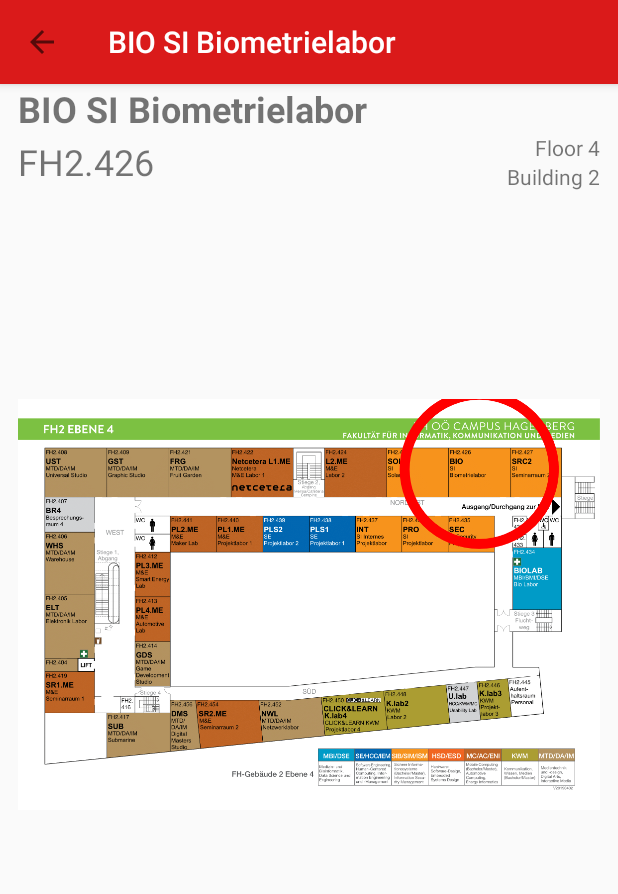
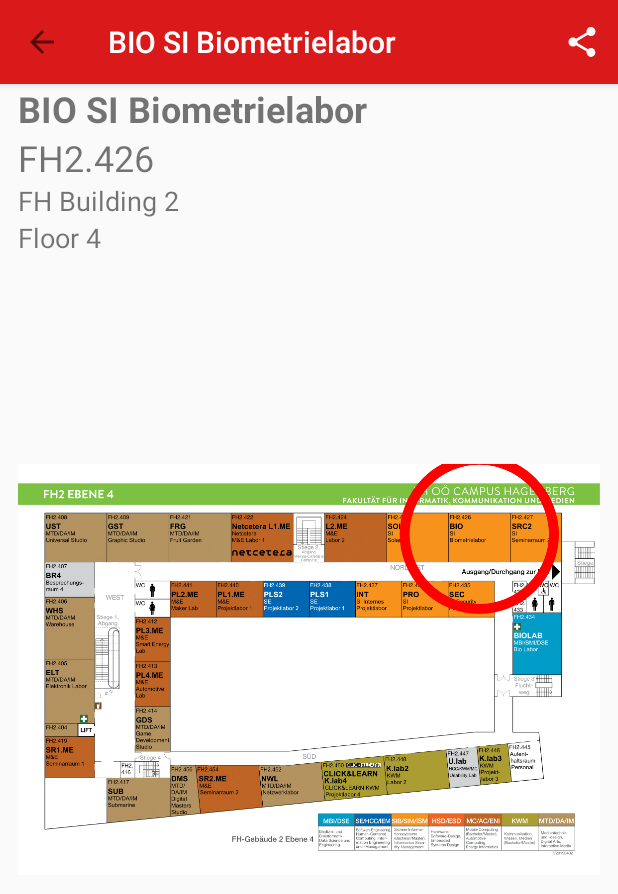
Before and after one commit to fixilein/FHRoomFinder, an Android app: the screen it shows after launch (LocatorActivity), after a tap on "BIO SI Biometrielabor", on a phone screen of 412 x 824 dp. Shown: the top 894 px of the screen. Run offline under Robolectric (Android 15) with nearby library versions, the phone set to English and light mode, and no system bars; 2 other taps on this screen came first.

Commit message:
add share functionality

```diff
--- a/app/src/main/java/at/fhooe/mc/android/fhroomfinder/FloorPlanFragment.java
+++ b/app/src/main/java/at/fhooe/mc/android/fhroomfinder/FloorPlanFragment.java
@@ -19,6 +19,8 @@ import android.widget.ImageView;
 public class FloorPlanFragment extends Fragment {
 
     private static final String FLOOR_FRAGMENT = "FloorFragmentParcelable";
+    Bitmap image;
+    Room room;
 
     public FloorPlanFragment() {
     }
@@ -32,7 +34,7 @@ public class FloorPlanFragment extends Fragment {
     public void onViewCreated(@NonNull View _view, @Nullable Bundle _savedInstanceState) {
         super.onViewCreated(_view, _savedInstanceState);
 
-        Room room = getArguments().getParcelable(FLOOR_FRAGMENT);
+        room = getArguments().getParcelable(FLOOR_FRAGMENT);
 
         ImageView iv = _view.findViewById(R.id.fragment_floor_plan_image_view);
         Bitmap floorPlan = getFloorPlanBitmap(room);
@@ -41,6 +43,7 @@ public class FloorPlanFragment extends Fragment {
         float y = room.getY() * scale;
         drawCircle(floorPlan, x, y);
         iv.setImageBitmap(floorPlan);
+        image = floorPlan;
     }
 
     private void drawCircle(Bitmap _floorPlan, float _x, float _y) {
@@ -98,4 +101,12 @@ public class FloorPlanFragment extends Fragment {
         return fragment;
     }
 
+    public Bitmap getImage() {
+        return image;
+    }
+
+    public Room getRoom() {
+        return room;
+    }
+
 }
--- a/app/src/main/java/at/fhooe/mc/android/fhroomfinder/LocatorActivity.java
+++ b/app/src/main/java/at/fhooe/mc/android/fhroomfinder/LocatorActivity.java
@@ -1,17 +1,30 @@
 package at.fhooe.mc.android.fhroomfinder;
 
+import android.content.Context;
 import android.content.Intent;
+import android.graphics.Bitmap;
+import android.net.Uri;
 import android.os.Bundle;
 import android.support.v4.app.FragmentManager;
 import android.support.v4.app.FragmentTransaction;
+import android.support.v4.content.FileProvider;
 import android.support.v7.app.AppCompatActivity;
 import android.support.v7.widget.Toolbar;
+import android.view.Menu;
+import android.view.MenuItem;
 import android.view.View;
+import android.widget.ShareActionProvider;
 import android.widget.TextView;
+
+import java.io.File;
+import java.io.FileOutputStream;
+import java.io.IOException;
+
 
 public class LocatorActivity extends AppCompatActivity {
 
     static final String ROOM_FULLSCREEN = "FullscreenRoomToShow";
+    FloorPlanFragment fragment;
 
     @Override
     protected void onCreate(Bundle savedInstanceState) {
@@ -30,7 +43,8 @@ public class LocatorActivity extends AppCompatActivity {
 
         FragmentManager mgr = getSupportFragmentManager();
         FragmentTransaction t = mgr.beginTransaction();
-        t.replace(R.id.activity_locator_fragment_frame, FloorPlanFragment.newInstance(r));
+        fragment = FloorPlanFragment.newInstance(r);
+        t.replace(R.id.activity_locator_fragment_frame, fragment);
         t.commit();
 
         View frame = findViewById(R.id.activity_locator_fragment_frame);
@@ -61,4 +75,54 @@ public class LocatorActivity extends AppCompatActivity {
         tv.setText(r.getName());
     }
 
+    private ShareActionProvider shareActionProvider;
+
+    @Override
+    public boolean onCreateOptionsMenu(Menu _menu) {
+        getMenuInflater().inflate(R.menu.activity_locator_menu, _menu);
+
+        MenuItem menuItemShare = _menu.findItem(R.id.activity_locator_menu_share);
+        // Fetch and store ShareActionProvider (FROM ANDROID DEV)
+//        shareActionProvider = (ShareActionProvider) menuItemShare.getActionProvider();
+
+        menuItemShare.setOnMenuItemClickListener(new MenuItem.OnMenuItemClickListener() {
+            @Override
+            public boolean onMenuItemClick(MenuItem item) {
+                shareImage();
+                return true;
+            }
+        });
+        return true;
+    }
+
+    private void shareImage() {
+        Context context = getApplicationContext();
+        // save bitmap to cache directory
+        try {
+            File cachePath = new File(context.getCacheDir(), "images");
+            cachePath.mkdirs();
+            FileOutputStream stream = new FileOutputStream(cachePath + "/image.png"); // overwrites this image every time
+            fragment.getImage().compress(Bitmap.CompressFormat.PNG, 100, stream);
+            stream.close();
+
+        } catch (IOException e) {
+            e.printStackTrace();
+        }
+
+        File imagePath = new File(context.getCacheDir(), "images");
+        File newFile = new File(imagePath, "image.png");
+        Uri contentUri = FileProvider.getUriForFile(context, "at.fhooe.mc.android.fhroomfinder.fileprovider", newFile);
+
+        if (contentUri != null) {
+            Intent shareIntent = new Intent();
+            shareIntent.setAction(Intent.ACTION_SEND);
+            shareIntent.addFlags(Intent.FLAG_GRANT_READ_URI_PERMISSION); // temp permission for receiving app to read this file
+            shareIntent.setDataAndType(contentUri, getContentResolver().getType(contentUri));
+            shareIntent.putExtra(Intent.EXTRA_STREAM, contentUri);
+            shareIntent.putExtra(Intent.EXTRA_TEXT, String.format(getResources().getString(R.string.share_text), fragment.getRoom().getName()));
+            startActivity(Intent.createChooser(shareIntent, getString(R.string.choose_app)));
+        }
+    }
+
+
 }
--- a/app/src/main/java/at/fhooe/mc/android/fhroomfinder/MainActivity.java
+++ b/app/src/main/java/at/fhooe/mc/android/fhroomfinder/MainActivity.java
@@ -4,7 +4,6 @@ import android.content.Intent;
 import android.os.Bundle;
 import android.support.v7.app.AppCompatActivity;
 import android.support.v7.widget.Toolbar;
-import android.text.TextUtils;
 import android.view.Menu;
 import android.view.MenuItem;
 import android.view.View;
@@ -107,16 +106,18 @@ public class MainActivity extends AppCompatActivity {
             }
             eventType = _parser.next();
         }
+    }
+
+    private void calendar() {
 
     }
 
     @Override
     public boolean onCreateOptionsMenu(Menu _menu) {
-
         getMenuInflater().inflate(R.menu.activity_main_menu, _menu);
 
-        MenuItem myActionMenuItem = _menu.findItem(R.id.activity_main_menu_search);
-        searchView = (SearchView) myActionMenuItem.getActionView();
+        MenuItem menuItemSearch = _menu.findItem(R.id.activity_main_menu_search);
+        searchView = (SearchView) menuItemSearch.getActionView();
         searchView.setQueryHint(getString(R.string.room_name_or_number));
 
         searchView.setOnQueryTextListener(new SearchView.OnQueryTextListener() {
@@ -127,12 +128,7 @@ public class MainActivity extends AppCompatActivity {
 
             @Override
             public boolean onQueryTextChange(String _s) {
-                if (TextUtils.isEmpty(_s)) { // TODO needed?
-                    adapter.filter("");
-                    listView.clearTextFilter(); // TODO try remove?
-                } else {
-                    adapter.filter(_s);
-                }
+                adapter.filter(_s);
                 return true;
             }
         });
--- a/app/src/main/res/drawable/ic_search.xml
+++ b/app/src/main/res/drawable/ic_search.xml
@@ -4,6 +4,6 @@
         android:viewportWidth="24.0"
         android:viewportHeight="24.0">
     <path
-        android:fillColor="#FF000000"
+        android:fillColor="#FFFFFF"
         android:pathData="M15.5,14h-0.79l-0.28,-0.27C15.41,12.59 16,11.11 16,9.5 16,5.91 13.09,3 9.5,3S3,5.91 3,9.5 5.91,16 9.5,16c1.61,0 3.09,-0.59 4.23,-1.57l0.27,0.28v0.79l5,4.99L20.49,19l-4.99,-5zM9.5,14C7.01,14 5,11.99 5,9.5S7.01,5 9.5,5 14,7.01 14,9.5 11.99,14 9.5,14z"/>
 </vector>
--- /dev/null
+++ b/app/src/main/res/drawable/ic_share.xml
@@ -0,0 +1,10 @@
+<vector android:height="24dp"
+    android:tint="#FFFFFF"
+    android:viewportHeight="24.0"
+    android:viewportWidth="24.0"
+    android:width="24dp"
+    xmlns:android="http://schemas.android.com/apk/res/android">
+    <path
+        android:fillColor="#FF000000"
+        android:pathData="M18,16.08c-0.76,0 -1.44,0.3 -1.96,0.77L8.91,12.7c0.05,-0.23 0.09,-0.46 0.09,-0.7s-0.04,-0.47 -0.09,-0.7l7.05,-4.11c0.54,0.5 1.25,0.81 2.04,0.81 1.66,0 3,-1.34 3,-3s-1.34,-3 -3,-3 -3,1.34 -3,3c0,0.24 0.04,0.47 0.09,0.7L8.04,9.81C7.5,9.31 6.79,9 6,9c-1.66,0 -3,1.34 -3,3s1.34,3 3,3c0.79,0 1.5,-0.31 2.04,-0.81l7.12,4.16c-0.05,0.21 -0.08,0.43 -0.08,0.65 0,1.61 1.31,2.92 2.92,2.92 1.61,0 2.92,-1.31 2.92,-2.92s-1.31,-2.92 -2.92,-2.92z" />
+</vector>
--- a/app/src/main/res/drawable/ic_square.xml
+++ /dev/null
@@ -1,5 +0,0 @@
-<vector android:height="24dp" android:tint="#D60A00"
-    android:viewportHeight="24.0" android:viewportWidth="24.0"
-    android:width="24dp" xmlns:android="http://schemas.android.com/apk/res/android">
-    <path android:fillColor="#FF000000" android:pathData="M18,4L6,4c-1.1,0 -2,0.9 -2,2v12c0,1.1 0.9,2 2,2h12c1.1,0 2,-0.9 2,-2L20,6c0,-1.1 -0.9,-2 -2,-2zM18,18L6,18L6,6h12v12z"/>
-</vector>
--- a/app/src/main/res/layout/activity_locator.xml
+++ b/app/src/main/res/layout/activity_locator.xml
@@ -27,41 +27,28 @@
             android:textSize="24sp"
             android:textStyle="bold" />
 
-        <LinearLayout
-            android:layout_width="match_parent"
-            android:layout_height="wrap_content"
-            android:orientation="horizontal">
-
         <TextView
             android:id="@+id/activity_locator_room_number"
             android:layout_width="wrap_content"
             android:layout_height="wrap_content"
-                android:layout_gravity="center"
             android:text="TextView"
             android:textSize="24sp"
             tools:layout_editor_absoluteX="95dp"
             tools:layout_editor_absoluteY="88dp" />
 
-            <LinearLayout
-                android:layout_width="match_parent"
+        <TextView
+            android:id="@+id/activity_locator_room_building"
+            android:layout_width="wrap_content"
             android:layout_height="wrap_content"
-                android:gravity="right"
-                android:orientation="vertical">
+            android:text="TextView"
+            android:textSize="18dp" />
 
         <TextView
             android:id="@+id/activity_locator_room_floor"
             android:layout_width="wrap_content"
             android:layout_height="wrap_content"
-                    android:text="TextView" />
-
-                <TextView
-                    android:id="@+id/activity_locator_room_building"
-                    android:layout_width="wrap_content"
-                    android:layout_height="wrap_content"
-                    android:text="TextView" />
-            </LinearLayout>
-
-        </LinearLayout>
+            android:text="TextView"
+            android:textSize="18dp" />
 
         <FrameLayout
             android:id="@+id/activity_locator_fragment_frame"
--- a/app/src/main/res/layout/list_room_item.xml
+++ b/app/src/main/res/layout/list_room_item.xml
@@ -6,7 +6,9 @@
     <LinearLayout
         android:layout_width="match_parent"
         android:layout_height="wrap_content"
-        android:orientation="vertical">
+        android:orientation="vertical"
+        android:paddingHorizontal="4dp"
+        android:paddingVertical="8dp">
 
         <TextView
             android:id="@+id/list_item_room_name"
--- /dev/null
+++ b/app/src/main/res/menu/activity_locator_menu.xml
@@ -0,0 +1,10 @@
+<?xml version="1.0" encoding="utf-8"?>
+<menu xmlns:app="http://schemas.android.com/apk/res-auto"
+    xmlns:android="http://schemas.android.com/apk/res/android">
+
+    <item
+        android:id="@+id/activity_locator_menu_share"
+        android:icon="@drawable/ic_share"
+        android:title="Share"
+        app:showAsAction="always" />
+</menu>
--- a/app/src/main/res/values/strings.xml
+++ b/app/src/main/res/values/strings.xml
@@ -7,9 +7,11 @@
     <string name="search">Search</string>
     <string name="about">About</string>
     <string name="floor">Floor</string>
-    <string name="building">Building</string>
+    <string name="building">FH Building</string>
     <string name="locator">Locator</string>
 
-    <string name="title_activity_fullscreen_floor_plan">FullscreenFloorPlanActivity</string>
+    <string name="title_activity_fullscreen_floor_plan" translatable="false">FullscreenFloorPlanActivity</string>
     <string name="floor_plan">Floor Plan</string>
+    <string name="choose_app">Choose an app</string>
+    <string name="share_text">Here is the plan for %s.</string>
 </resources>
--- /dev/null
+++ b/app/src/main/res/xml/filepaths.xml
@@ -0,0 +1,6 @@
+<?xml version="1.0" encoding="utf-8"?>
+<paths>
+    <cache-path
+        name="shared_images"
+        path="images/" />
+</paths>
```
Also changed, not shown: app/src/main/AndroidManifest.xml (+14 -1 lines), app/src/main/java/at/fhooe/mc/android/fhroomfinder/Room.java (+14 -14 lines), 1 other file. Lines whose indentation alone changed are shown as unchanged.
